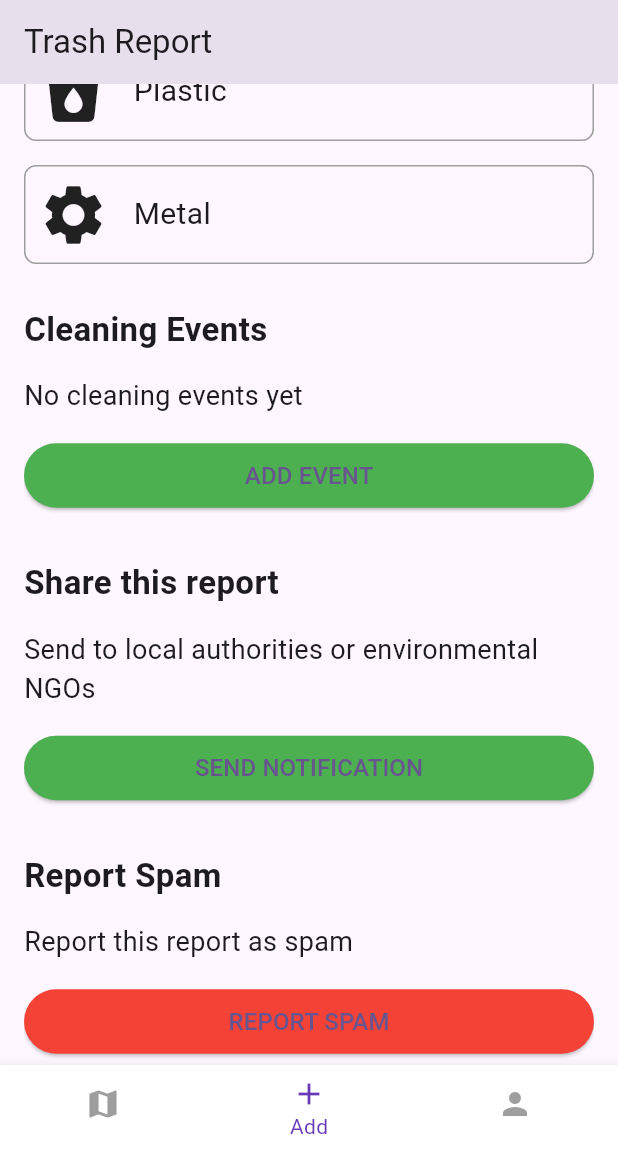
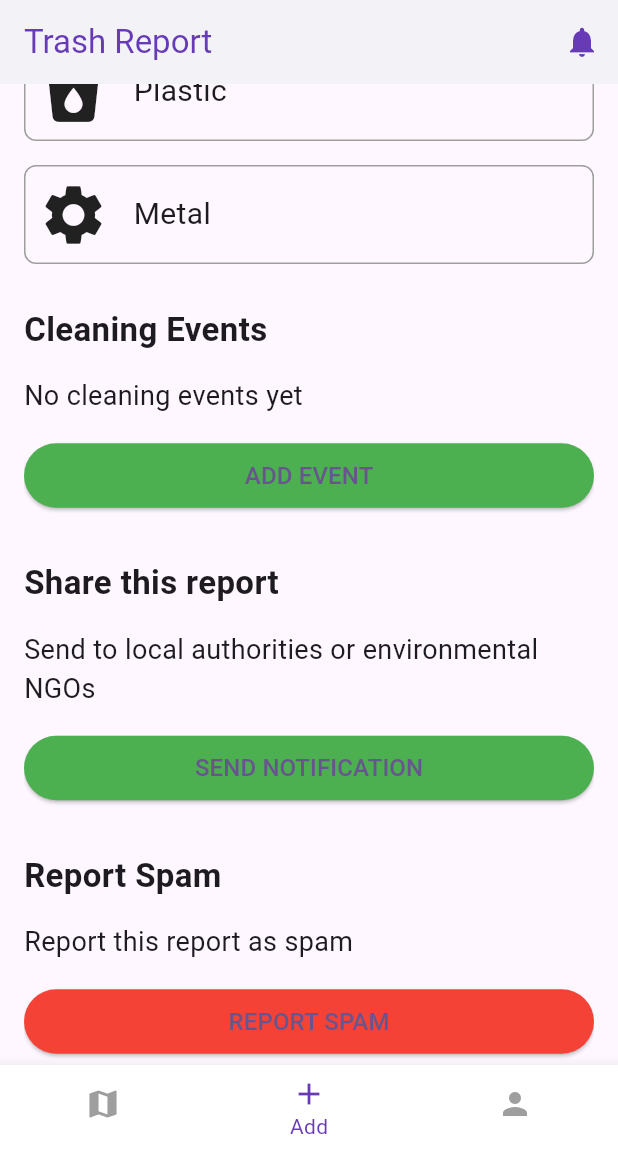
Before and after one commit to Krmsh1n5/trashHunt, a Flutter app: the screen it shows after launch, item 2 of the bottom bar chosen, scrolled down 576 dp, on a phone screen of 412 x 824 dp, the part 84-1236 px from its top. Run offline on Flutter 3.47's test engine with Material 3 defaults, Android fonts, the phone set to English and light mode, and no system bars; our stand-ins replace flutter_map, image_picker, latlong2.

Commit message:
Fixed appbar for trash report

```diff
--- a/lib/profile.dart
+++ b/lib/profile.dart
@@ -1,4 +1,3 @@
-import 'package:data_table_2/data_table_2.dart';
 import 'package:flutter/material.dart';
 import 'package:junction_project/users.dart';
 
--- a/lib/view.dart
+++ b/lib/view.dart
@@ -17,8 +17,21 @@ class TrashReportPage extends StatelessWidget {
   @override
   Widget build(BuildContext context) {
     return Scaffold(
-        appBar: AppBar(title: const Text('Trash Report')),
-        body: Padding(
+      appBar: AppBar(
+        title: const Text('Trash Report'),
+        backgroundColor: Colors.white,
+        foregroundColor: Colors.deepPurple,
+        elevation: 2,
+        actions: [
+          IconButton(
+            icon: const Icon(Icons.notifications),
+            onPressed: () {
+              // Add notification functionality here
+            },
+            color: Colors.deepPurple,
+          )
+        ],
+      ),        body: Padding(
           padding: const EdgeInsets.symmetric(horizontal: 16.0),
           child: ListView(
             children: [
```
